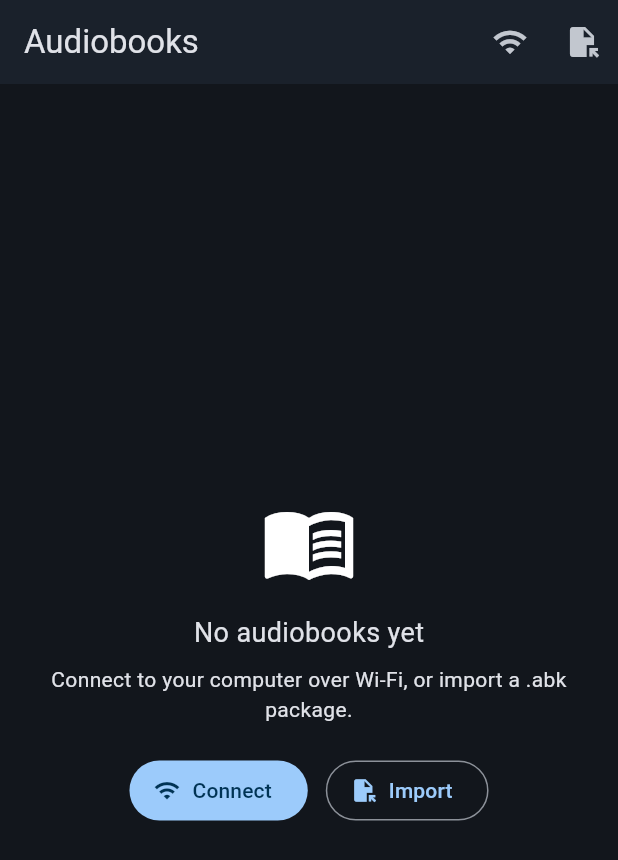
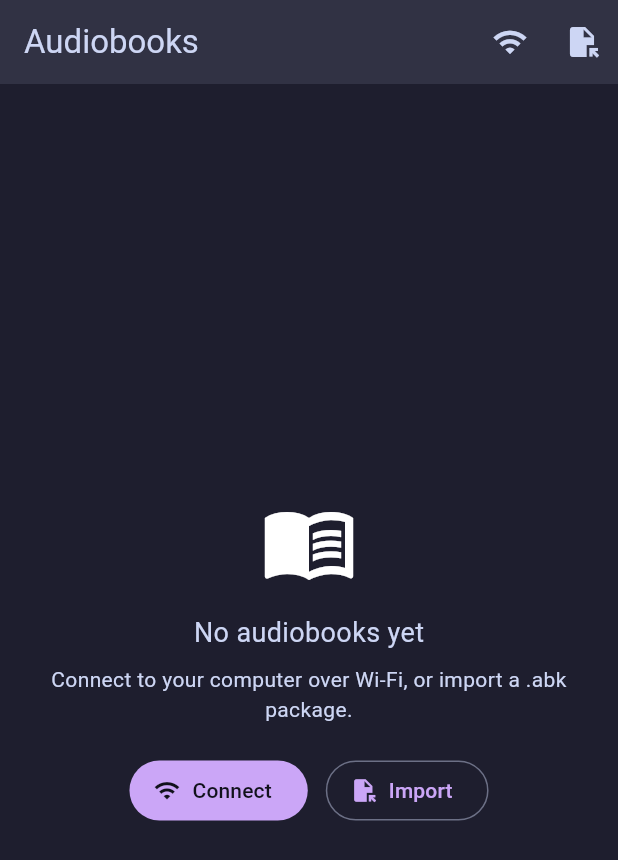
Before and after one commit to s4-ali/audiobook-reader, a Flutter app: the screen it shows after launch, on a phone screen of 412 x 824 dp. Shown: the top 860 px of the screen. Run offline on Flutter 3.47's test engine with Material 3 defaults, Android fonts, the phone set to English and light mode, and no system bars; our stand-ins replace dio, file_picker, just_audio, just_audio_background, scrollable_positioned_list, shared_preferences; missing offline and left inert: flutter_archive; accounts and stored records are empty.

Commit message:
Retheme mobile app to Catppuccin Mocha + Mauve (flat geometric)
Mirror the web retheme on the Flutter player. Add lib/theme.dart with the
Catppuccin Mocha palette and a Material 3 ColorScheme (Mauve accent, surface
tiers mapped Base/Surface0/Mantle/Surface1/Surface2, flat — no elevation tint
or shadows). Replace all hardcoded colors across the screens: Mauve focal
accents (play button, sliders, active sentence, selected outline), flat
library cards (drop the border and cover gradient for a flat Mantle cover),
muted text via Subtext0, and semantic Red/Green for error/success.

Co-Authored-By: Claude Opus 4.8 (1M context) <noreply@anthropic.com>

```diff
--- a/mobile/lib/main.dart
+++ b/mobile/lib/main.dart
@@ -6,6 +6,7 @@ import 'screens/library_screen.dart';
 import 'services/library_store.dart';
 import 'services/settings_store.dart';
 import 'services/transfer.dart';
+import 'theme.dart';
 
 Future<void> main() async {
   WidgetsFlutterBinding.ensureInitialized();
@@ -35,28 +36,9 @@ class AudiobookApp extends StatelessWidget {
       child: MaterialApp(
         title: 'Audiobook Player',
         debugShowCheckedModeBanner: false,
-        theme: _theme(),
+        theme: buildTheme(),
         home: const LibraryScreen(),
       ),
     );
   }
-
-  ThemeData _theme() {
-    const accent = Color(0xFF5b9bd5);
-    const bg = Color(0xFF12161c);
-    final scheme = ColorScheme.fromSeed(
-      seedColor: accent,
-      brightness: Brightness.dark,
-    ).copyWith(surface: const Color(0xFF1a212b));
-    return ThemeData(
-      useMaterial3: true,
-      brightness: Brightness.dark,
-      colorScheme: scheme,
-      scaffoldBackgroundColor: bg,
-      sliderTheme: const SliderThemeData(
-        trackHeight: 3,
-        overlayShape: RoundSliderOverlayShape(overlayRadius: 14),
-      ),
-    );
-  }
 }
--- a/mobile/lib/screens/browse_screen.dart
+++ b/mobile/lib/screens/browse_screen.dart
@@ -4,6 +4,7 @@ import 'package:provider/provider.dart';
 import '../services/library_store.dart';
 import '../services/settings_store.dart';
 import '../services/transfer.dart';
+import '../theme.dart';
 import '../util.dart';
 
 /// Connect to the desktop server over the LAN, list its library, and download books
@@ -144,8 +145,7 @@ class _BrowseScreenState extends State<BrowseScreen> {
           if (_error != null)
             Padding(
               padding: const EdgeInsets.symmetric(horizontal: 16),
-              child: Text(_error!,
-                  style: const TextStyle(color: Colors.orangeAccent)),
+              child: Text(_error!, style: const TextStyle(color: cRed)),
             ),
           Expanded(child: _list()),
         ],
@@ -207,7 +207,7 @@ class _BrowseScreenState extends State<BrowseScreen> {
     }
     if (_installed.contains(b.id)) {
       return IconButton(
-        icon: const Icon(Icons.check_circle, color: Colors.greenAccent),
+        icon: const Icon(Icons.check_circle, color: cGreen),
         tooltip: 'Downloaded — tap to re-download',
         onPressed: b.isReady ? () => _download(b) : null,
       );
--- /dev/null
+++ b/mobile/lib/theme.dart
@@ -0,0 +1,94 @@
+import 'package:flutter/material.dart';
+
+/// Flat Geometric design system — Catppuccin Mocha palette, Mauve accent.
+/// Flat only: depth comes from surface-color contrast, not borders/shadows.
+
+// Background / canvas layers
+const cCrust = Color(0xFF11111B); // deepest background
+const cMantle = Color(0xFF181825); // secondary background
+const cBase = Color(0xFF1E1E2E); // default canvas / negative space
+
+// Surface fills (back → front)
+const cSurface0 = Color(0xFF313244); // main body fill / raised chrome
+const cSurface1 = Color(0xFF45475A); // secondary fill / hover
+const cSurface2 = Color(0xFF585B70); // raised elements
+
+// Text
+const cOverlay0 = Color(0xFF6C7086); // subtle borders
+const cSubtext0 = Color(0xFFA6ADC8); // secondary text
+const cText = Color(0xFFCDD6F4); // primary text
+
+// Mauve accent (+ a faint wash for overlays)
+const cMauve = Color(0xFFCBA6F7);
+const cMauve15 = Color(0x26CBA6F7); // ~15% mauve
+
+// Semantic accents — used only for meaning
+const cRed = Color(0xFFF38BA8); // error
+const cGreen = Color(0xFFA6E3A1); // success
+const cYellow = Color(0xFFF9E2AF); // warning
+const cTeal = Color(0xFF94E2D5); // highlight
+
+ThemeData buildTheme() {
+  final scheme = ColorScheme.fromSeed(
+    seedColor: cMauve,
+    brightness: Brightness.dark,
+  ).copyWith(
+    primary: cMauve,
+    onPrimary: cCrust,
+    secondary: cMauve,
+    onSecondary: cCrust,
+    error: cRed,
+    onError: cCrust,
+    surface: cBase,
+    onSurface: cText,
+    onSurfaceVariant: cSubtext0,
+    surfaceContainerLowest: cCrust,
+    surfaceContainerLow: cMantle,
+    surfaceContainer: cSurface0,
+    surfaceContainerHigh: cSurface1,
+    surfaceContainerHighest: cSurface2,
+    surfaceDim: cMantle,
+    surfaceBright: cSurface0,
+    outline: cOverlay0,
+    outlineVariant: cSurface1,
+    inverseSurface: cText,
+    onInverseSurface: cCrust,
+    inversePrimary: cMauve,
+    surfaceTint: Colors.transparent, // flat: no M3 elevation tint
+  );
+
+  return ThemeData(
+    useMaterial3: true,
+    brightness: Brightness.dark,
+    colorScheme: scheme,
+    scaffoldBackgroundColor: cBase,
+    canvasColor: cBase,
+    // Chrome reads as a raised plane over the base canvas (no border needed).
+    appBarTheme: const AppBarThemeData(
+      backgroundColor: cSurface0,
+      foregroundColor: cText,
+      elevation: 0,
+      scrolledUnderElevation: 0,
+      surfaceTintColor: Colors.transparent,
+    ),
+    sliderTheme: const SliderThemeData(
+      trackHeight: 4,
+      activeTrackColor: cMauve,
+      inactiveTrackColor: cBase,
+      thumbColor: cMauve,
+      overlayColor: cMauve15,
+      overlayShape: RoundSliderOverlayShape(overlayRadius: 14),
+    ),
+    snackBarTheme: const SnackBarThemeData(
+      backgroundColor: cSurface2,
+      contentTextStyle: TextStyle(color: cText),
+      behavior: SnackBarBehavior.floating,
+    ),
+    listTileTheme: const ListTileThemeData(
+      selectedColor: cMauve,
+      iconColor: cSubtext0,
+      textColor: cText,
+    ),
+    dividerTheme: const DividerThemeData(color: cSurface1, thickness: 1),
+  );
+}
```
Also changed, not shown: mobile/lib/screens/library_screen.dart (+10 -13 lines), mobile/lib/screens/reader_screen.dart (+11 -12 lines).
